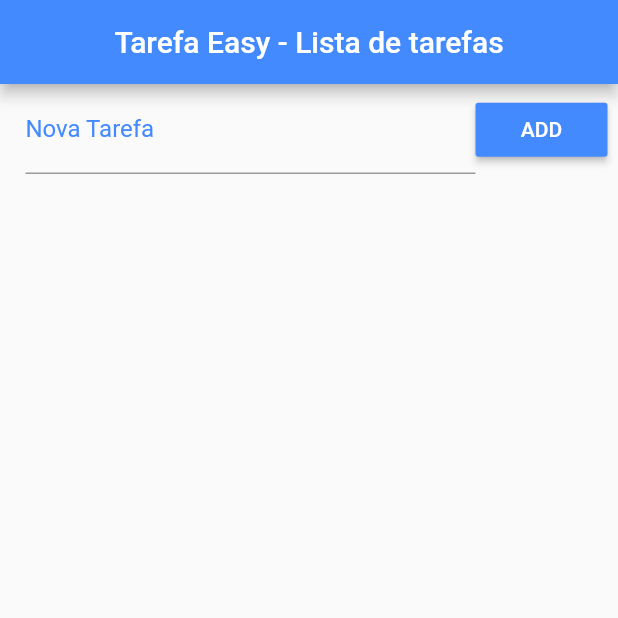
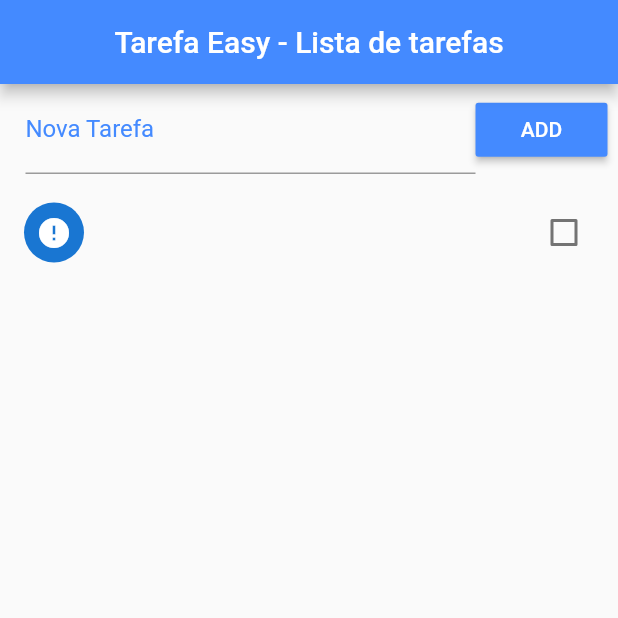
Before and after one commit to DEXTERNATAN/tarefa_easy, a Flutter app: the screen it shows after launch, after a tap on "ADD", on a phone screen of 412 x 824 dp, the top half of it. Run offline on Flutter 3.47's test engine with Material 2 defaults, Android fonts, the phone set to English and light mode, and no system bars.

Commit message:
1 - Adiciona lista de tarefas cadastradas 2 - Permite salvar permanentemente os dados

```diff
--- a/lib/main.dart
+++ b/lib/main.dart
@@ -1,5 +1,5 @@
+import 'dart:io';
 import 'dart:convert';
-import 'dart:io';
 
 import 'package:flutter/material.dart';
 import 'package:path_provider/path_provider.dart';
@@ -16,7 +16,32 @@ class Home extends StatefulWidget {
 }
 
 class _HomeState extends State<Home> {
+  final _todoController = TextEditingController();
+
   List _toDoList = [];
+
+  @override
+  void initState() {
+    super.initState();
+
+    _readData().then((data) {
+      setState(() {
+        _toDoList = json.decode(data);
+      });
+    });
+  }
+
+  void _addTodo() {
+    setState(() {
+      Map<String, dynamic> newTodo = Map();
+      newTodo['title'] = _todoController.text;
+      _todoController.text = '';
+      newTodo['ok'] = false;
+      _toDoList.add(newTodo);
+      _saveData();
+    });
+  }
+
   @override
   Widget build(BuildContext context) {
     return Scaffold(
@@ -33,19 +58,42 @@ class _HomeState extends State<Home> {
               children: <Widget>[
                 Expanded(
                   child: TextField(
+                    controller: _todoController,
                     decoration: InputDecoration(
                         labelText: 'Nova Tarefa',
                         labelStyle: TextStyle(color: Colors.blueAccent)),
                   ),
                 ),
                 RaisedButton(
-                    color: Colors.blueAccent,
-                    child: Text('ADD'),
-                    textColor: Colors.white,
-                    onPressed: () {}),
+                  color: Colors.blueAccent,
+                  child: Text('ADD'),
+                  textColor: Colors.white,
+                  onPressed: _addTodo,
+                )
               ],
             ),
-          )
+          ),
+          Expanded(
+              child: ListView.builder(
+                  padding: EdgeInsets.only(top: 10.0),
+                  itemCount: _toDoList.length,
+                  itemBuilder: (context, index) {
+                    return CheckboxListTile(
+                        title: Text(_toDoList[index]['title']),
+                        value: _toDoList[index]['ok'],
+                        secondary: CircleAvatar(
+                          child: Icon(_toDoList[index]['ok']
+                              ? Icons.check
+                              : Icons.error),
+                        ),
+                        onChanged: (c) {
+                          print(c);
+                          setState(() {
+                            _toDoList[index]['ok'] = c;
+                            _saveData();
+                          });
+                        });
+                  }))
         ],
       ),
     );
```
Also changed, not shown: 1 other file.
